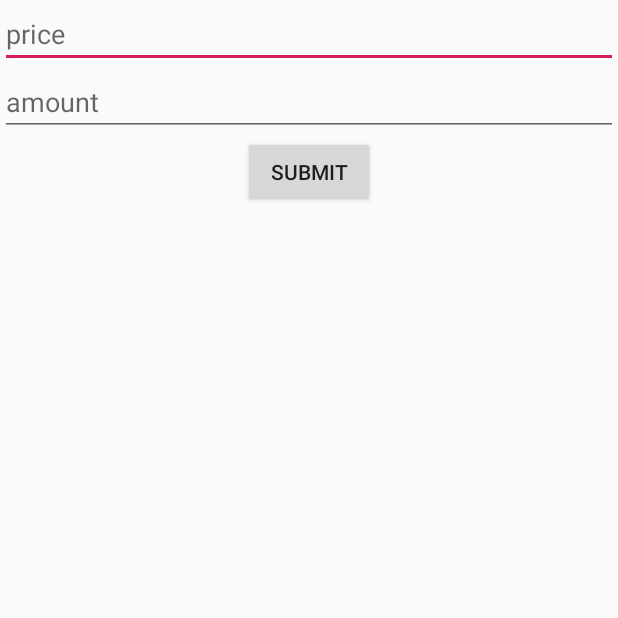
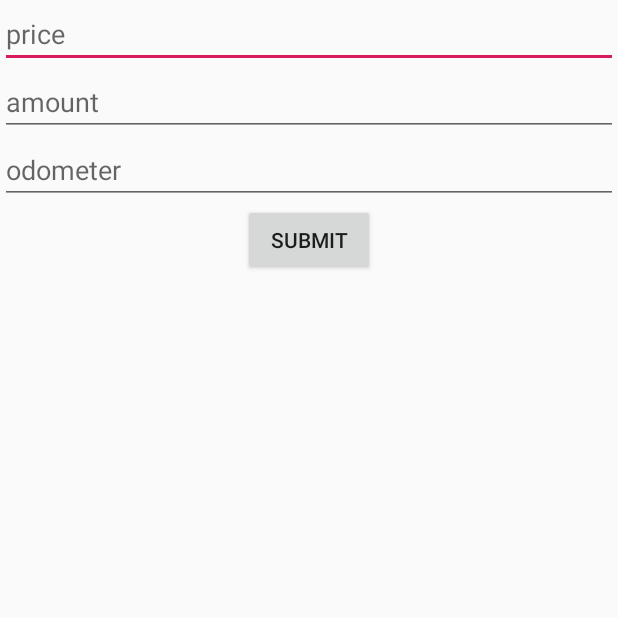
Before and after one commit to echancrure/Intent_Demo, an Android app: the FillUpActivity screen opened directly, with no data from a screen before it, after a tap on "SUBMIT", on a phone screen of 412 x 824 dp, the top half of it. Run offline under Robolectric (Android 15) with nearby library versions, the phone set to English and light mode, and no system bars; 3 statements that could not run were skipped.

Commit message:
Added PetrolTracker as a singleton, FillUp class and dummy method for uploading

```diff
--- a/app/src/main/java/com/example/myapplication/view/FillUpActivity.java
+++ b/app/src/main/java/com/example/myapplication/view/FillUpActivity.java
@@ -2,26 +2,37 @@ package com.example.myapplication.view;
 
 import android.os.Bundle;
 
-import com.google.android.material.floatingactionbutton.FloatingActionButton;
-import com.google.android.material.snackbar.Snackbar;
-
 import androidx.appcompat.app.AppCompatActivity;
-import androidx.appcompat.widget.Toolbar;
 
 import android.view.View;
+import android.widget.EditText;
 
 import com.example.myapplication.R;
 
+import logic.PetrolTracker;
+
 public class FillUpActivity extends AppCompatActivity {
+    private EditText priceText;
+    private EditText amountText;
+    private EditText odometerText;
 
     @Override
     protected void onCreate(Bundle savedInstanceState) {
         super.onCreate(savedInstanceState);
         setContentView(R.layout.activity_fill_up);
+        priceText = findViewById(R.id.price);
+        amountText = findViewById(R.id.amount);
+        odometerText = findViewById(R.id.odometer);
     }
 
     public void submitClicked(View v) {
-        viewUtils.displayUnimplementedToast(v);
+        float price;
+        float amount;
+        int odometer;
+        price = Float.valueOf(this.priceText.getText().toString());
+        amount = Float.valueOf(this.amountText.getText().toString());
+        odometer = Integer.valueOf(this.odometerText.getText().toString());
+        PetrolTracker.getInstance().submitFillUp(price, amount, odometer);
     }
 
 }
--- a/app/src/main/java/com/example/myapplication/view/MainActivity.java
+++ b/app/src/main/java/com/example/myapplication/view/MainActivity.java
@@ -8,7 +8,6 @@ import com.example.myapplication.R;
 import androidx.appcompat.app.AppCompatActivity;
 
 import android.view.View;
-import android.widget.Toast;
 
 public class MainActivity extends AppCompatActivity {
 
--- a/app/src/main/java/com/example/myapplication/view/viewUtils.java
+++ b/app/src/main/java/com/example/myapplication/view/viewUtils.java
@@ -5,6 +5,10 @@ import android.widget.Toast;
 
 public class viewUtils {
 
+    /**
+     * Displays an unimplemented toast message to the user
+     * @param v
+     */
     public static void displayUnimplementedToast(View v) {
         Toast toast = Toast.makeText(v.getContext(), "Not yet implemented", Toast.LENGTH_SHORT);
         toast.show();
--- /dev/null
+++ b/app/src/main/java/logic/FillUp.java
@@ -0,0 +1,19 @@
+package logic;
+
+import services.NetworkAccess;
+
+public class FillUp {
+    private float price;
+    private float amount;
+    private int odometer;
+
+    public FillUp(float price, float amount, int odometer) {
+        this.price = price;
+        this.amount = amount;
+        this.odometer =odometer;
+    }
+
+    public void upload() {
+        NetworkAccess.upload(this);
+    }
+}
--- /dev/null
+++ b/app/src/main/java/logic/PetrolTracker.java
@@ -0,0 +1,17 @@
+package logic;
+
+public class PetrolTracker {
+    private static PetrolTracker instance = new PetrolTracker();
+
+    private PetrolTracker() {
+    }
+
+    public static PetrolTracker getInstance() {
+        return instance;
+    }
+
+    public void submitFillUp(float price, float amount, int odometer) {
+        FillUp submittedFillUp = new FillUp(price, amount, odometer);
+        submittedFillUp.upload();
+    }
+}
--- /dev/null
+++ b/app/src/main/java/services/NetworkAccess.java
@@ -0,0 +1,14 @@
+package services;
+
+import android.util.Log;
+
+import logic.FillUp;
+
+
+public class NetworkAccess {
+    private static final String TAG = NetworkAccess.class.getSimpleName();
+    public static void upload(FillUp fillup) {
+        Log.d(TAG, "Uploading a fill up");
+        //TODO
+    }
+}
--- a/app/src/main/res/layout/activity_fill_up.xml
+++ b/app/src/main/res/layout/activity_fill_up.xml
@@ -23,12 +23,20 @@
             android:inputType="numberDecimal" />
 
         <EditText
-            android:id="@+id/editText4"
+            android:id="@+id/amount"
             android:layout_width="match_parent"
             android:layout_height="wrap_content"
             android:ems="10"
             android:hint="@string/amount"
             android:inputType="numberDecimal" />
+
+        <EditText
+            android:id="@+id/odometer"
+            android:layout_width="match_parent"
+            android:layout_height="wrap_content"
+            android:ems="10"
+            android:hint="odometer"
+            android:inputType="number" />
 
         <Button
             android:id="@+id/submit"
```
